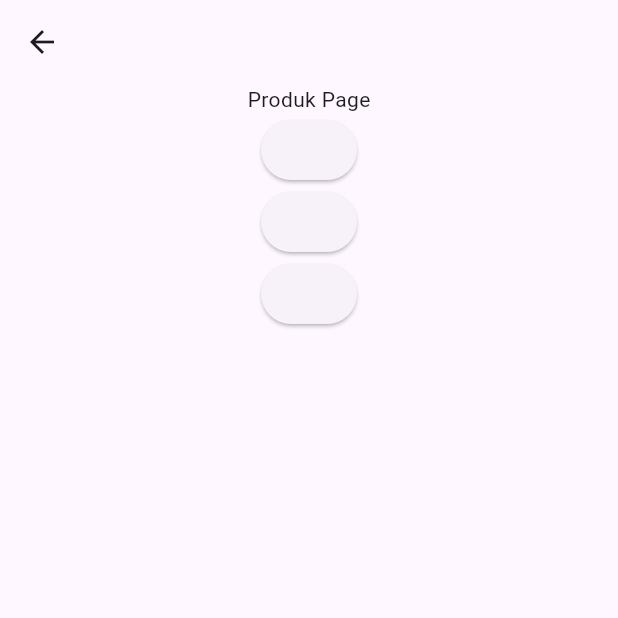
After one commit to yahyaroot/GetX, a Flutter app: the PageProduk screen opened by its route, on a phone screen of 412 x 824 dp, the top half of it. The commit adds this screen. Run offline on Flutter 3.47's test engine with Material 3 defaults, Android fonts, the phone set to English and light mode, and no system bars; our stand-ins replace get.

Commit message:
Learn Dyanamic URL With Getx

```diff
--- /dev/null
+++ b/lib/kuldiproject/pages_2/produk.dart
@@ -0,0 +1,41 @@
+import 'package:flutter/material.dart';
+import 'package:get/get.dart';
+import 'package:learngetx/kuldiproject/routes_2/page_name.dart';
+
+class PageProduk extends StatelessWidget {
+  @override
+  Widget build(BuildContext context) {
+    return Scaffold(
+        appBar: AppBar(),
+        body: Container(
+          child: Column(
+            children: [
+              Center(
+                child: Text("Produk Page"),
+              ),
+              ElevatedButton(
+                onPressed: () {
+                  Get.toNamed(PageName.pageProduct);
+                  child:
+                  Text("Produk 1");
+                },
+              ),
+              ElevatedButton(
+                onPressed: () {
+                  Get.back();
+                  child:
+                  Text("Produk 2");
+                },
+              ),
+              ElevatedButton(
+                onPressed: () {
+                  Get.back();
+                  child:
+                  Text("Produk 3");
+                },
+              ),
+            ],
+          ),
+        ));
+  }
+}
--- /dev/null
+++ b/lib/kuldiproject/routes_2/page_name.dart
@@ -0,0 +1,4 @@
+abstract class PageName {
+  static const pageHome = "/";
+  static const pageProduct = "/product";
+}
--- /dev/null
+++ b/lib/kuldiproject/routes_2/route_name.dart
@@ -0,0 +1,22 @@
+import 'package:get/get.dart';
+import 'package:learngetx/kuldiproject/pages_2/detail.dart';
+import 'package:learngetx/kuldiproject/pages_2/main.dart';
+import 'package:learngetx/kuldiproject/pages_2/produk.dart';
+import 'package:learngetx/kuldiproject/routes_2/page_name.dart';
+
+class AppRoute {
+  static final pages = [
+    GetPage(
+      name: PageName.pageHome,
+      page: () => PageHome(),
+    ),
+    GetPage(
+      name: PageName.pageProduct,
+      page: () => PageProduk(),
+    ),
+    GetPage(
+      name: PageName.pageProduct + '/:id?',
+      page: () => DetailProduk(),
+    ),
+  ];
+}
```
Also changed, not shown: lib/kuldiproject/pages_2/detail.dart (added, +26 -0 lines), lib/kuldiproject/pages_2/main.dart (added, +21 -0 lines), lib/main.dart (+14 -3 lines).
